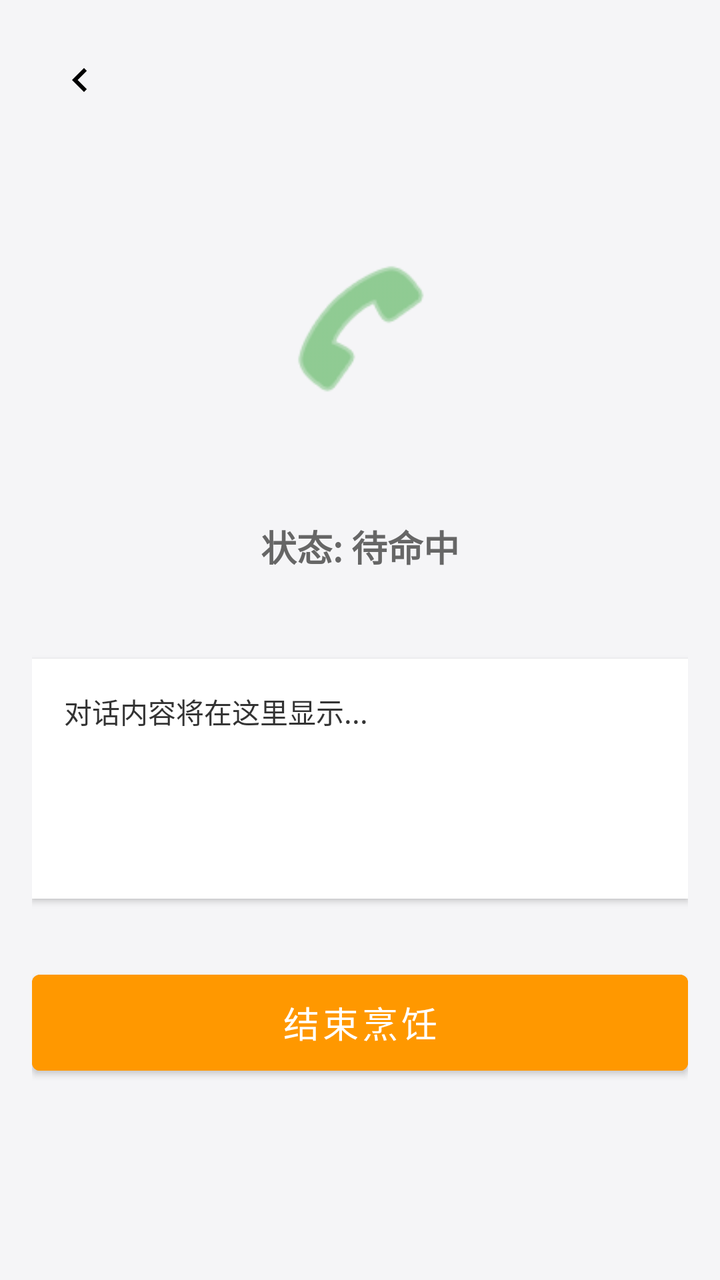
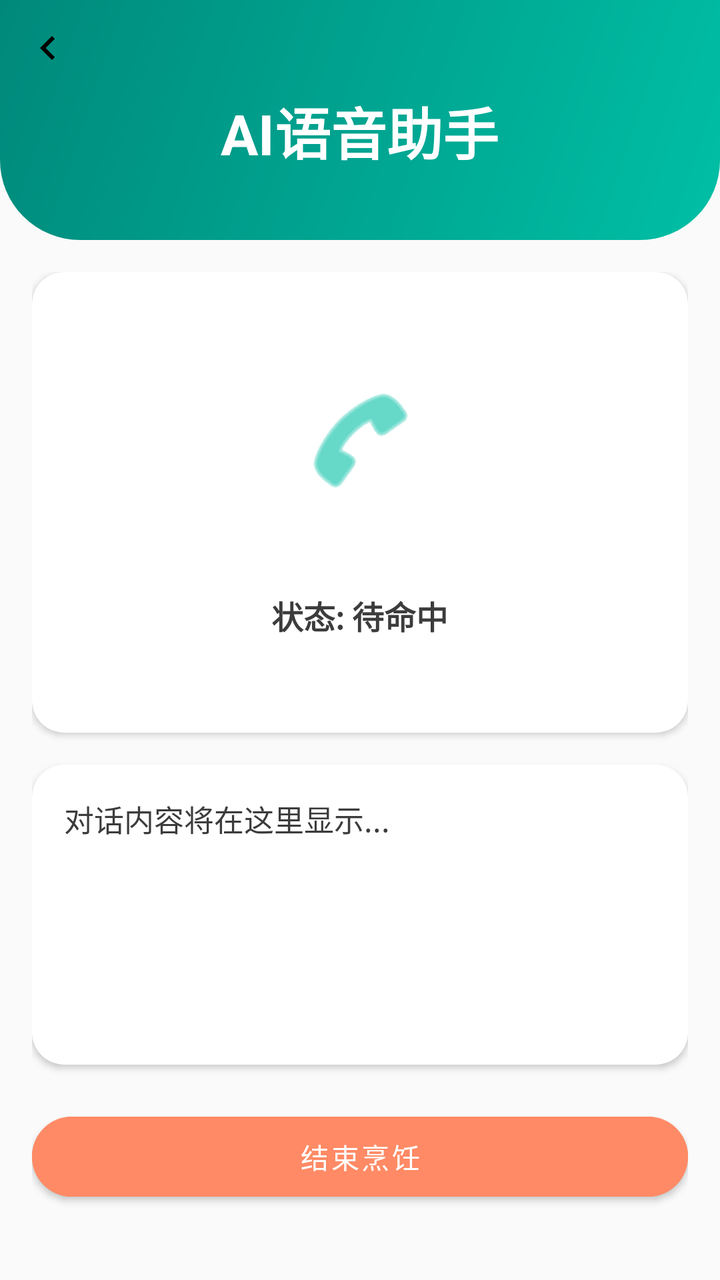

The first picture is an Android layout as it rendered before a commit; the second is the same layout after the commit. The layout source and the unified diff follow.
<!-- AndroidManifest.xml: application theme Theme.NutriCompass -->
<!-- res/layout/activity_talk_with_ai.xml -->
<?xml version="1.0" encoding="utf-8"?>
<ScrollView xmlns:android="http://schemas.android.com/apk/res/android"
    xmlns:app="http://schemas.android.com/apk/res-auto"
    android:layout_width="match_parent"
    android:layout_height="match_parent"
    android:background="#F5F5F7"
    android:fillViewport="true">

    <RelativeLayout
        android:layout_width="match_parent"
        android:layout_height="wrap_content"
        android:padding="16dp">

        <include
            android:id="@+id/back_button"
            layout="@layout/layout_back_button"
            android:layout_width="wrap_content"
            android:layout_height="wrap_content"
            android:layout_alignParentStart="true"
            android:layout_alignParentTop="true" />

        <LinearLayout
            android:layout_width="match_parent"
            android:layout_height="wrap_content"
            android:layout_below="@id/back_button"
            android:gravity="center_horizontal"
            android:orientation="vertical"
            android:layout_marginTop="20dp">

            <FrameLayout
                android:layout_width="160dp"
                android:layout_height="160dp">
                <View
                    android:id="@+id/ripple_effect"
                    android:layout_width="match_parent"
                    android:layout_height="match_parent"
                    android:background="@drawable/shape_circle_glow"
                    android:visibility="gone" />
                <ImageView
                    android:layout_width="80dp"
                    android:layout_height="80dp"
                    android:layout_gravity="center"
                    android:src="@android:drawable/ic_menu_call"
                    app:tint="#4CAF50" />
            </FrameLayout>

            <TextView
                android:id="@+id/tv_status"
                android:layout_width="wrap_content"
                android:layout_height="wrap_content"
                android:text="状态: 待命中"
                android:textColor="#666666"
                android:textSize="18sp"
                android:textStyle="bold"
                android:layout_marginTop="16dp" />

            <TextView
                android:id="@+id/tv_partial"
                android:layout_width="match_parent"
                android:layout_height="wrap_content"
                android:gravity="center"
                android:text=""
                android:textColor="#999999"
                android:layout_marginTop="8dp" />

            <TextView
                android:id="@+id/tv_result"
                android:layout_width="match_parent"
                android:layout_height="wrap_content"
                android:minHeight="120dp"
                android:background="#FFFFFF"
                android:elevation="2dp"
                android:padding="16dp"
                android:text="对话内容将在这里显示..."
                android:textColor="#333333"
                android:layout_marginTop="16dp" />

            <Button
                android:id="@+id/btn_finish_cooking"
                android:layout_width="match_parent"
                android:layout_height="60dp"
                android:layout_marginTop="32dp"
                android:layout_marginBottom="24dp"
                android:backgroundTint="#FF9800"
                android:text="结束烹饪"
                android:textColor="#FFFFFF"
                android:textSize="18sp" />

        </LinearLayout>
    </RelativeLayout>
</ScrollView>
<!-- res/layout/layout_back_button.xml (included above) -->
<?xml version="1.0" encoding="utf-8"?>
<ImageView xmlns:android="http://schemas.android.com/apk/res/android"
    android:id="@+id/iv_back"
    android:layout_width="48dp"
    android:layout_height="48dp"
    android:src="@drawable/ic_back"
    android:scaleType="centerInside"
    android:padding="12dp"
    android:contentDescription="返回"
    android:layout_marginStart="8dp"
    android:layout_marginTop="8dp"/>
<!-- resources referenced by this layout -->
<resources>
  <!-- drawable ic_back (drawable) -->
  <vector xmlns:android="http://schemas.android.com/apk/res/android"
      android:width="24dp"
      android:height="24dp"
      android:viewportWidth="24"
      android:viewportHeight="24">
      <path
          android:fillColor="#000000"
          android:pathData="M15.41,16.59L10.83,12l4.58,-4.59L14,6l-6,6 6,6z"/>
  </vector>
  <!-- drawable shape_circle_glow (drawable) -->
  <?xml version="1.0" encoding="utf-8"?>
  <shape xmlns:android="http://schemas.android.com/apk/res/android"
      android:shape="oval">
      <solid android:color="#336200EE" /> <stroke
      android:width="2dp"
      android:color="#6200EE" />
  </shape>
  <style name="Theme.NutriCompass" parent="Theme.MaterialComponents.DayNight.NoActionBar">
          <item name="colorPrimary">@color/primary_green</item>
          <item name="colorPrimaryVariant">@color/light_green</item>
          <item name="colorOnPrimary">@color/white</item>
          <item name="colorSecondary">@color/accent_orange</item>
          <item name="colorSecondaryVariant">@color/accent_orange</item>
          <item name="colorOnSecondary">@color/black</item>
          <item name="android:statusBarColor">?attr/colorPrimaryVariant</item>
          <item name="android:windowBackground">@color/background_light</item>
      </style>
  <color name="primary_green">#4CAF50</color>
  <color name="light_green">#8BC34A</color>
  <color name="white">#FFFFFFFF</color>
  <color name="accent_orange">#FF9800</color>
  <color name="black">#FF000000</color>
  <color name="background_light">#FAFAFA</color>
</resources>

<!-- the commit's change to res/layout/activity_talk_with_ai.xml (unified diff, before → after) -->
@@ -1,94 +1,147 @@
 <?xml version="1.0" encoding="utf-8"?>
-<ScrollView xmlns:android="http://schemas.android.com/apk/res/android"
+<RelativeLayout xmlns:android="http://schemas.android.com/apk/res/android"
     xmlns:app="http://schemas.android.com/apk/res-auto"
     android:layout_width="match_parent"
     android:layout_height="match_parent"
-    android:background="#F5F5F7"
-    android:fillViewport="true">
+    android:background="@color/gray_100">
 
-    <RelativeLayout
+    
+    <View
+        android:id="@+id/header_gradient"
         android:layout_width="match_parent"
+        android:layout_height="120dp"
+        android:background="@drawable/gradient_header"
+        android:layout_alignParentTop="true" />
+
+    
+    <include
+        android:id="@+id/back_button"
+        layout="@layout/layout_back_button"
+        android:layout_width="wrap_content"
         android:layout_height="wrap_content"
-        android:padding="16dp">
+        android:layout_alignParentStart="true"
+        android:layout_alignParentTop="true" />
 
-        <include
-            android:id="@+id/back_button"
-            layout="@layout/layout_back_button"
-            android:layout_width="wrap_content"
-            android:layout_height="wrap_content"
-            android:layout_alignParentStart="true"
-            android:layout_alignParentTop="true" />
+    
+    <TextView
+        android:id="@+id/tv_title"
+        android:layout_width="wrap_content"
+        android:layout_height="wrap_content"
+        android:text="AI语音助手"
+        android:textSize="28sp"
+        android:textStyle="bold"
+        android:textColor="@color/white"
+        android:layout_centerHorizontal="true"
+        android:layout_marginTop="45dp" />
+
+    
+    <ScrollView
+        android:layout_width="match_parent"
+        android:layout_height="match_parent"
+        android:layout_below="@id/header_gradient"
+        android:fillViewport="true"
+        android:paddingHorizontal="16dp">
 
         <LinearLayout
             android:layout_width="match_parent"
             android:layout_height="wrap_content"
-            android:layout_below="@id/back_button"
-            android:gravity="center_horizontal"
             android:orientation="vertical"
-            android:layout_marginTop="20dp">
+            android:paddingTop="16dp"
+            android:paddingBottom="20dp">
 
-            <FrameLayout
-                android:layout_width="160dp"
-                android:layout_height="160dp">
-                <View
-                    android:id="@+id/ripple_effect"
-                    android:layout_width="match_parent"
-                    android:layout_height="match_parent"
-                    android:background="@drawable/shape_circle_glow"
-                    android:visibility="gone" />
-                <ImageView
-                    android:layout_width="80dp"
-                    android:layout_height="80dp"
-                    android:layout_gravity="center"
-                    android:src="@android:drawable/ic_menu_call"
-                    app:tint="#4CAF50" />
-            </FrameLayout>
-
-            <TextView
-                android:id="@+id/tv_status"
-                android:layout_width="wrap_content"
-                android:layout_height="wrap_content"
-                android:text="状态: 待命中"
-                android:textColor="#666666"
-                android:textSize="18sp"
-                android:textStyle="bold"
-                android:layout_marginTop="16dp" />
-
-            <TextView
-                android:id="@+id/tv_partial"
+            
+            <androidx.cardview.widget.CardView
                 android:layout_width="match_parent"
                 android:layout_height="wrap_content"
-                android:gravity="center"
-                android:text=""
-                android:textColor="#999999"
-                android:layout_marginTop="8dp" />
+                app:cardCornerRadius="16dp"
+                app:cardElevation="2dp"
+                android:layout_marginBottom="16dp"
+                app:cardBackgroundColor="@color/white">
 
-            <TextView
-                android:id="@+id/tv_result"
+                <LinearLayout
+                    android:layout_width="match_parent"
+                    android:layout_height="wrap_content"
+                    android:orientation="vertical"
+                    android:gravity="center"
+                    android:padding="24dp">
+
+                    <FrameLayout
+                        android:layout_width="120dp"
+                        android:layout_height="120dp"
+                        android:layout_marginBottom="16dp">
+
+                        <View
+                            android:id="@+id/ripple_effect"
+                            android:layout_width="match_parent"
+                            android:layout_height="match_parent"
+                            android:background="@drawable/shape_circle_glow"
+                            android:visibility="gone" />
+
+                        <ImageView
+                            android:layout_width="60dp"
+                            android:layout_height="60dp"
+                            android:layout_gravity="center"
+                            android:src="@android:drawable/ic_menu_call"
+                            app:tint="@color/primary_mint" />
+                    </FrameLayout>
+
+                    <TextView
+                        android:id="@+id/tv_status"
+                        android:layout_width="wrap_content"
+                        android:layout_height="wrap_content"
+                        android:text="状态: 待命中"
+                        android:textColor="@color/gray_700"
+                        android:textSize="16sp"
+                        android:textStyle="bold"
+                        android:layout_marginBottom="4dp" />
+
+                    <TextView
+                        android:id="@+id/tv_partial"
+                        android:layout_width="wrap_content"
+                        android:layout_height="wrap_content"
+                        android:text=""
+                        android:textColor="@color/gray_500"
+                        android:textSize="14sp" />
+                </LinearLayout>
+            </androidx.cardview.widget.CardView>
+
+            
+            <androidx.cardview.widget.CardView
                 android:layout_width="match_parent"
                 android:layout_height="wrap_content"
-                android:minHeight="120dp"
-                android:background="#FFFFFF"
-                android:elevation="2dp"
-                android:padding="16dp"
-                android:text="对话内容将在这里显示..."
-                android:textColor="#333333"
-                android:layout_marginTop="16dp" />
+                app:cardCornerRadius="16dp"
+                app:cardElevation="2dp"
+                android:layout_marginBottom="20dp"
+                app:cardBackgroundColor="@color/white">
 
+                <TextView
+                    android:id="@+id/tv_result"
+                    android:layout_width="match_parent"
+                    android:layout_height="wrap_content"
+                    android:minHeight="150dp"
+                    android:padding="16dp"
+                    android:text="对话内容将在这里显示..."
+                    android:textColor="@color/gray_700"
+                    android:textSize="15sp"
+                    android:lineSpacingExtra="4dp" />
+            </androidx.cardview.widget.CardView>
+
+            
             <Button
                 android:id="@+id/btn_finish_cooking"
                 android:layout_width="match_parent"
-                android:layout_height="60dp"
-                android:layout_marginTop="32dp"
-                android:layout_marginBottom="24dp"
-                android:backgroundTint="#FF9800"
+                android:layout_height="52dp"
                 android:text="结束烹饪"
-                android:textColor="#FFFFFF"
-                android:textSize="18sp" />
+                android:textColor="@color/white"
+                android:backgroundTint="@color/secondary_coral"
+                app:cornerRadius="26dp"
+                android:elevation="2dp"
+                android:layout_marginBottom="10dp" />
 
         </LinearLayout>
-    </RelativeLayout>
-</ScrollView>
+    </ScrollView>
+
+</RelativeLayout>
 <!-- res/layout/layout_back_button.xml (included above) -->
 <?xml version="1.0" encoding="utf-8"?>
 <ImageView xmlns:android="http://schemas.android.com/apk/res/android"
<!-- resource entries referenced after the edit -->
@@ -1,5 +1,10 @@
 <!-- resources referenced by this layout -->
 <resources>
+  <color name="gray_100">#FAFAFA</color>
+  <color name="gray_500">#7E7E7E</color>
+  <color name="gray_700">#3C3C3C</color>
+  <color name="primary_mint">#00BFA5</color>
+  <color name="secondary_coral">#FF8A65</color>
   <!-- drawable ic_back (drawable) -->
   <vector xmlns:android="http://schemas.android.com/apk/res/android"
       android:width="24dp"
@@ -28,9 +33,21 @@
           <item name="android:statusBarColor">?attr/colorPrimaryVariant</item>
           <item name="android:windowBackground">@color/background_light</item>
       </style>
+  <color name="primary_mint_dark">#00897B</color>
   <color name="primary_green">#4CAF50</color>
   <color name="light_green">#8BC34A</color>
   <color name="white">#FFFFFFFF</color>
+  <!-- drawable gradient_header (drawable) -->
+  <?xml version="1.0" encoding="utf-8"?>
+  <shape xmlns:android="http://schemas.android.com/apk/res/android">
+      <gradient
+          android:startColor="@color/primary_mint"
+          android:endColor="@color/primary_mint_dark"
+          android:angle="135" />
+      <corners
+          android:bottomLeftRadius="40dp"
+          android:bottomRightRadius="40dp" />
+  </shape>
   <color name="accent_orange">#FF9800</color>
   <color name="black">#FF000000</color>
   <color name="background_light">#FAFAFA</color>
